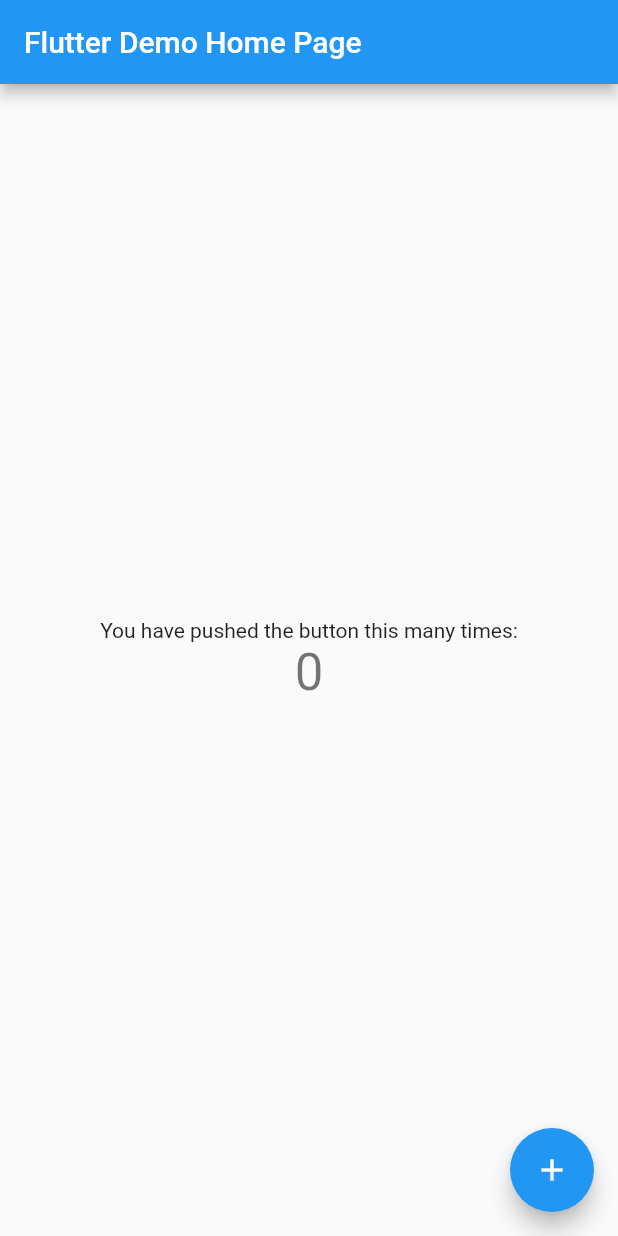
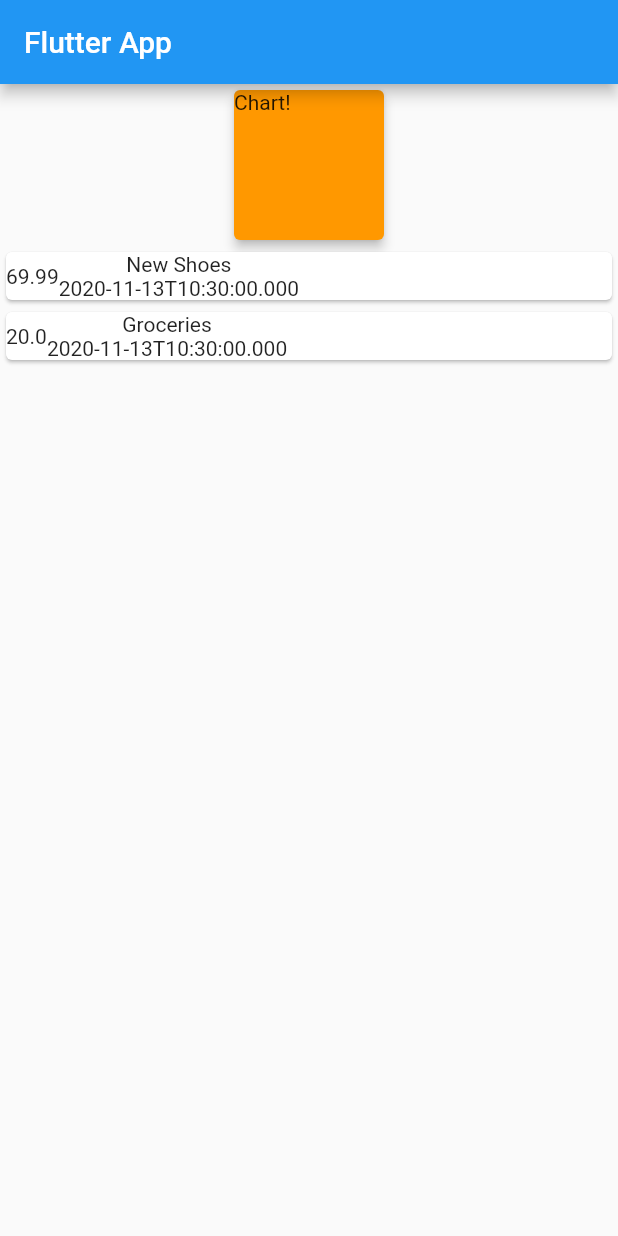
Before and after one commit to jpatino37/learning_flutter_4, a Flutter app: the screen it shows after launch, on a phone screen of 412 x 824 dp. Run offline on Flutter 3.47's test engine with Material 2 defaults, Android fonts, the phone set to English and light mode, and no system bars.

Commit message:
Adding card and transaction

```diff
--- a/lib/main.dart
+++ b/lib/main.dart
@@ -1,117 +1,74 @@
 import 'package:flutter/material.dart';
 
-void main() {
-  runApp(MyApp());
-}
+import './transaction.dart';
+
+void main() => runApp(MyApp());
 
 class MyApp extends StatelessWidget {
-  // This widget is the root of your application.
   @override
   Widget build(BuildContext context) {
     return MaterialApp(
-      title: 'Flutter Demo',
-      theme: ThemeData(
-        // This is the theme of your application.
-        //
-        // Try running your application with "flutter run". You'll see the
-        // application has a blue toolbar. Then, without quitting the app, try
-        // changing the primarySwatch below to Colors.green and then invoke
-        // "hot reload" (press "r" in the console where you ran "flutter run",
-        // or simply save your changes to "hot reload" in a Flutter IDE).
-        // Notice that the counter didn't reset back to zero; the application
-        // is not restarted.
-        primarySwatch: Colors.blue,
-        // This makes the visual density adapt to the platform that you run
-        // the app on. For desktop platforms, the controls will be smaller and
-        // closer together (more dense) than on mobile platforms.
-        visualDensity: VisualDensity.adaptivePlatformDensity,
-      ),
-      home: MyHomePage(title: 'Flutter Demo Home Page'),
+      title: 'Flutter App',
+      home: MyHomePage(),
     );
   }
 }
 
-class MyHomePage extends StatefulWidget {
-  MyHomePage({Key key, this.title}) : super(key: key);
-
-  // This widget is the home page of your application. It is stateful, meaning
-  // that it has a State object (defined below) that contains fields that affect
-  // how it looks.
-
-  // This class is the configuration for the state. It holds the values (in this
-  // case the title) provided by the parent (in this case the App widget) and
-  // used by the build method of the State. Fields in a Widget subclass are
-  // always marked "final".
-
-  final String title;
-
-  @override
-  _MyHomePageState createState() => _MyHomePageState();
-}
-
-class _MyHomePageState extends State<MyHomePage> {
-  int _counter = 0;
-
-  void _incrementCounter() {
-    setState(() {
-      // This call to setState tells the Flutter framework that something has
-      // changed in this State, which causes it to rerun the build method below
-      // so that the display can reflect the updated values. If we changed
-      // _counter without calling setState(), then the build method would not be
-      // called again, and so nothing would appear to happen.
-      _counter++;
-    });
-  }
+class MyHomePage extends StatelessWidget {
+  final List<Transaction> transactions = [
+    Transaction(
+      id: '1',
+      title: 'New Shoes',
+      amount: 69.99,
+      date: DateTime.now(),
+    ),
+    Transaction(
+      id: '2',
+      title: 'Groceries',
+      amount: 20.00,
+      date: DateTime.now(),
+    ),
+  ];
 
   @override
   Widget build(BuildContext context) {
-    // This method is rerun every time setState is called, for instance as done
-    // by the _incrementCounter method above.
-    //
-    // The Flutter framework has been optimized to make rerunning build methods
-    // fast, so that you can just rebuild anything that needs updating rather
-    // than having to individually change instances of widgets.
     return Scaffold(
-      appBar: AppBar(
-        // Here we take the value from the MyHomePage object that was created by
-        // the App.build method, and use it to set our appbar title.
-        title: Text(widget.title),
-      ),
-      body: Center(
-        // Center is a layout widget. It takes a single child and positions it
-        // in the middle of the parent.
-        child: Column(
-          // Column is also a layout widget. It takes a list of children and
-          // arranges them vertically. By default, it sizes itself to fit its
-          // children horizontally, and tries to be as tall as its parent.
-          //
-          // Invoke "debug painting" (press "p" in the console, choose the
-          // "Toggle Debug Paint" action from the Flutter Inspector in Android
-          // Studio, or the "Toggle Debug Paint" command in Visual Studio Code)
-          // to see the wireframe for each widget.
-          //
-          // Column has various properties to control how it sizes itself and
-          // how it positions its children. Here we use mainAxisAlignment to
-          // center the children vertically; the main axis here is the vertical
-          // axis because Columns are vertical (the cross axis would be
-          // horizontal).
-          mainAxisAlignment: MainAxisAlignment.center,
-          children: <Widget>[
-            Text(
-              'You have pushed the button this many times:',
+        appBar: AppBar(
+          title: Text('Flutter App'),
+        ),
+        body: Column(
+          children: [
+            Card(
+              elevation: 3,
+              color: Colors.orange,
+              child: Container(
+                width: 100,
+                height: 100,
+                child: Text('Chart!'),
+              ),
             ),
-            Text(
-              '$_counter',
-              style: Theme.of(context).textTheme.headline4,
+            Column(
+              children: transactions
+                  .map((tx) => Card(
+                        child: Row(
+                          children: [
+                            Container(
+                              child: Text(
+                                tx.amount.toString(),
+                              ),
+                            ),
+                            Column(
+                              children: [
+                                Text(tx.title),
+                                Text(tx.date.toIso8601String())
+                              ],
+                            ),
+                          ],
+                        ),
+                      ))
+                  .toList(),
             ),
           ],
-        ),
-      ),
-      floatingActionButton: FloatingActionButton(
-        onPressed: _incrementCounter,
-        tooltip: 'Increment',
-        child: Icon(Icons.add),
-      ), // This trailing comma makes auto-formatting nicer for build methods.
-    );
+        ));
   }
 }
--- /dev/null
+++ b/lib/transaction.dart
@@ -0,0 +1,15 @@
+import 'package:flutter/foundation.dart';
+
+class Transaction {
+  String id;
+  String title;
+  double amount;
+  DateTime date;
+
+  Transaction({
+    @required this.id,
+    @required this.title,
+    @required this.amount,
+    @required this.date,
+  });
+}
```
Also changed, not shown: 128 other files.
